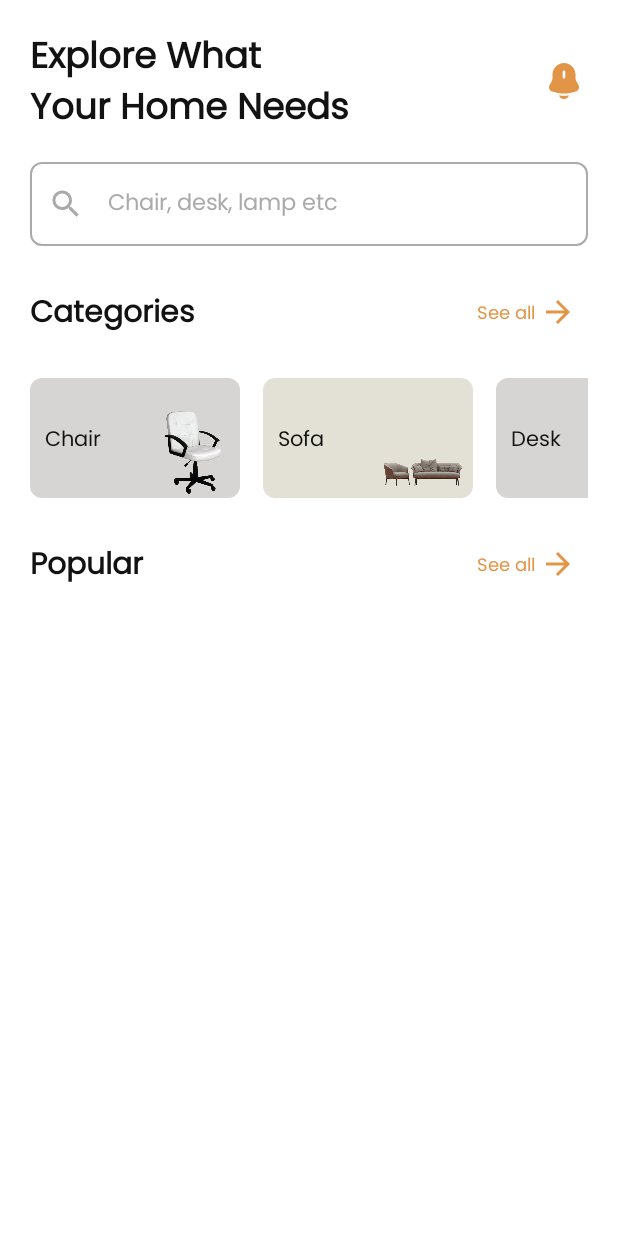
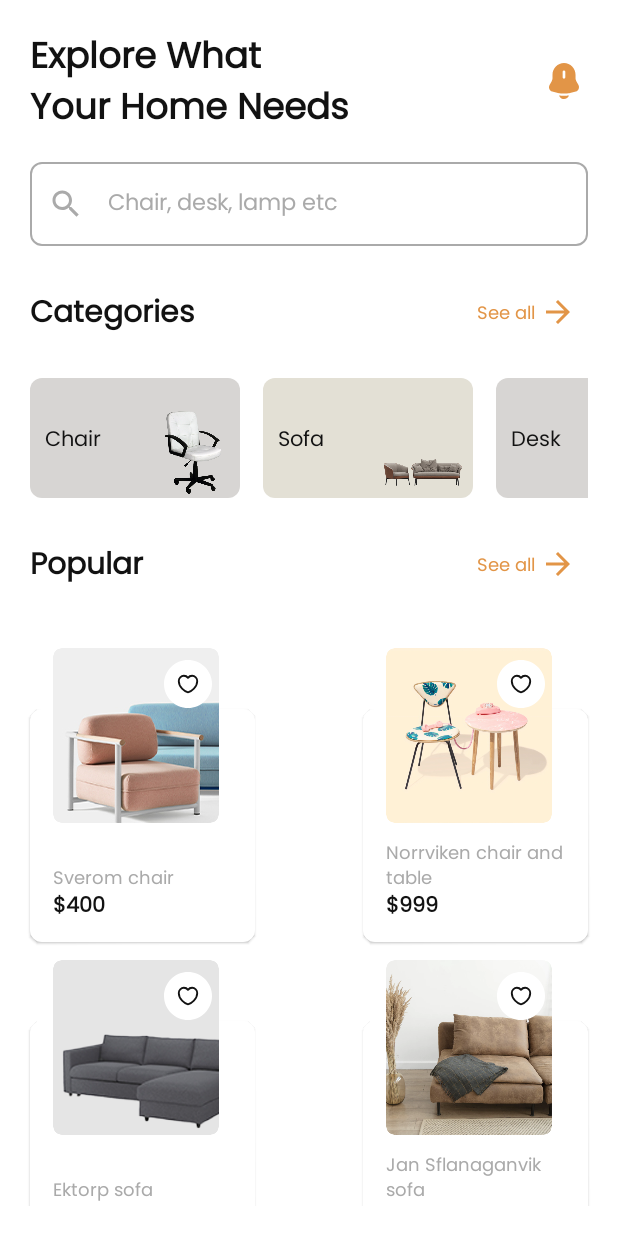
Before and after one commit to nameisjayant/furniture-app-compose-ui, an Android app built with Jetpack Compose: the screen it shows after launch (MainActivity), after a tap on "See all", on a phone screen of 412 x 824 dp. Run offline under Robolectric (Android 15) with nearby library versions, the phone set to English and light mode, and no system bars; our stand-ins replace accompanist.

Commit message:
home screen done

```diff
--- a/app/build.gradle
+++ b/app/build.gradle
@@ -60,4 +60,6 @@ dependencies {
     androidTestImplementation "androidx.compose.ui:ui-test-junit4:$compose_ui_version"
     debugImplementation "androidx.compose.ui:ui-tooling:$compose_ui_version"
     debugImplementation "androidx.compose.ui:ui-test-manifest:$compose_ui_version"
+
+    implementation "com.google.accompanist:accompanist-flowlayout:$accompainst_version"
 }
--- /dev/null
+++ b/app/src/main/java/com/nameisjayant/furnitureapp/models/PopularProducts.kt
@@ -0,0 +1,38 @@
+package com.nameisjayant.furnitureapp.models
+
+import androidx.annotation.DrawableRes
+import com.nameisjayant.furnitureapp.R
+
+data class PopularProducts(
+    val id: Int,
+    val title: String,
+    @DrawableRes val image: Int,
+    val price: String
+)
+
+val popularProductList = listOf(
+    PopularProducts(
+        1,
+        "Sverom chair",
+        R.drawable.product_one,
+        "$400"
+    ),
+    PopularProducts(
+        2,
+        "Norrviken chair and table",
+        R.drawable.product_two,
+        "$999"
+    ),
+    PopularProducts(
+        3,
+        "Ektorp sofa",
+        R.drawable.product_three,
+        "$800"
+    ),
+    PopularProducts(
+        4,
+        "Jan Sflanaganvik sofa",
+        R.drawable.product_four,
+        "$700"
+    )
+)
--- /dev/null
+++ b/app/src/main/java/com/nameisjayant/furnitureapp/models/Rooms.kt
@@ -0,0 +1,9 @@
+package com.nameisjayant.furnitureapp.models
+
+import androidx.annotation.DrawableRes
+
+data class Rooms(
+    val id:Int,
+    @DrawableRes val image:Int,
+    val title:String
+)
--- a/app/src/main/java/com/nameisjayant/furnitureapp/screens/HomeScreen.kt
+++ b/app/src/main/java/com/nameisjayant/furnitureapp/screens/HomeScreen.kt
@@ -6,6 +6,9 @@ import androidx.compose.foundation.background
 import androidx.compose.foundation.layout.*
 import androidx.compose.foundation.lazy.LazyColumn
 import androidx.compose.foundation.lazy.LazyRow
+import androidx.compose.foundation.lazy.grid.GridCells
+import androidx.compose.foundation.lazy.grid.LazyVerticalGrid
+import androidx.compose.foundation.lazy.grid.items
 import androidx.compose.foundation.lazy.items
 import androidx.compose.foundation.shape.RoundedCornerShape
 import androidx.compose.material.*
@@ -15,13 +18,18 @@ import androidx.compose.material.icons.filled.Notifications
 import androidx.compose.material.icons.filled.Search
 import androidx.compose.runtime.*
 import androidx.compose.ui.Alignment
+import androidx.compose.ui.Alignment.Companion.Bottom
+import androidx.compose.ui.Alignment.Companion.BottomCenter
 import androidx.compose.ui.Alignment.Companion.BottomEnd
+import androidx.compose.ui.Alignment.Companion.BottomStart
 import androidx.compose.ui.Alignment.Companion.Center
 import androidx.compose.ui.Alignment.Companion.CenterStart
 import androidx.compose.ui.Alignment.Companion.CenterVertically
+import androidx.compose.ui.Alignment.Companion.TopEnd
 import androidx.compose.ui.Modifier
 import androidx.compose.ui.draw.clip
 import androidx.compose.ui.graphics.Color
+import androidx.compose.ui.layout.ContentScale
 import androidx.compose.ui.res.painterResource
 import androidx.compose.ui.res.stringResource
 import androidx.compose.ui.text.TextStyle
@@ -29,11 +37,16 @@ import androidx.compose.ui.text.font.FontWeight
 import androidx.compose.ui.text.style.TextAlign
 import androidx.compose.ui.unit.dp
 import androidx.compose.ui.unit.sp
+import com.google.accompanist.flowlayout.FlowColumn
+import com.google.accompanist.flowlayout.FlowRow
+import com.google.accompanist.flowlayout.MainAxisAlignment
 import com.nameisjayant.furnitureapp.R
 import com.nameisjayant.furnitureapp.commonUi.SpacerHeight
 import com.nameisjayant.furnitureapp.commonUi.SpacerWidth
 import com.nameisjayant.furnitureapp.models.Category
+import com.nameisjayant.furnitureapp.models.PopularProducts
 import com.nameisjayant.furnitureapp.models.categoryList
+import com.nameisjayant.furnitureapp.models.popularProductList
 import com.nameisjayant.furnitureapp.ui.theme.*
 
 
@@ -61,6 +74,12 @@ fun HomeScreen() {
             SpacerHeight(20.dp)
             ProductRow()
         }
+        item {
+            Banner()
+        }
+        item {
+            RoomsHeader()
+        }
 
     }
 }
@@ -87,13 +106,123 @@ fun CategoryRow(
 fun ProductRow() {
     Column {
         CommonTitle(title = stringResource(R.string.popular))
+        SpacerHeight(20.dp)
+
+        FlowRow(
+            modifier = Modifier.fillMaxWidth(),
+            mainAxisAlignment = MainAxisAlignment.SpaceBetween
+        ) {
+            popularProductList.forEach {
+                PopularProductGridView(it)
+            }
+        }
+
+
     }
 }
 
 @Composable
+fun RoomsHeader() {
+    Column {
+        Text(
+            text = stringResource(R.string.rooms), style = TextStyle(
+                color = TextColor,
+                fontSize = 20.sp,
+                fontWeight = FontWeight.W600,
+                fontFamily = PoppinFont,
+            )
+        )
+        SpacerHeight(5.dp)
+        Text(
+            text = stringResource(R.string.room_des), style = TextStyle(
+                color = LightGray,
+                fontSize = 12.sp,
+                fontWeight = FontWeight.W400,
+                fontFamily = PoppinFont,
+            )
+        )
+    }
+}
+
+@Composable
+fun Banner() {
+    Image(
+        painter = painterResource(id = R.drawable.banner), contentDescription = "",
+        modifier = Modifier
+            .padding(vertical = 20.dp)
+            .fillMaxWidth()
+            .height(113.dp),
+        contentScale = ContentScale.Fit
+    )
+}
+
+@Composable
+fun PopularProductGridView(
+    popularProducts: PopularProducts
+) {
+
+    Box(
+        modifier = Modifier.height(208.dp)
+    ) {
+        Card(
+            modifier = Modifier
+                .width(150.dp)
+                .height(155.dp)
+                .align(BottomCenter),
+            shape = RoundedCornerShape(8.dp),
+        ) {
+            Box {
+                Column(
+                    modifier = Modifier
+                        .padding(15.dp)
+                        .align(BottomStart)
+                ) {
+                    Text(
+                        text = popularProducts.title, style = TextStyle(
+                            fontSize = 12.sp,
+                            fontWeight = FontWeight.W400,
+                            fontFamily = PoppinFont,
+                            color = LightGray
+                        )
+                    )
+                    Text(
+                        text = popularProducts.price, style = TextStyle(
+                            fontSize = 14.sp,
+                            fontWeight = FontWeight.W600,
+                            fontFamily = PoppinFont,
+                            color = TextColor
+                        )
+                    )
+                }
+            }
+        }
+        Box {
+            Image(
+                painter = painterResource(id = popularProducts.image),
+                contentDescription = "",
+                modifier = Modifier
+                    .width(141.dp)
+                    .height(149.dp)
+                    .padding(horizontal = 15.dp)
+                    .offset(0.dp, (-5).dp)
+            )
+            Icon(
+                painter = painterResource(id = R.drawable.wishlist), contentDescription = "",
+                modifier = Modifier
+                    .padding(20.dp)
+                    .size(32.dp)
+                    .align(TopEnd),
+                tint = Color.Unspecified
+            )
+        }
+
+    }
+
+}
+
+@Composable
 fun CommonTitle(
-    title: String,
-    onClick: () -> Unit = {}
+    title: String, onClick: () -> Unit = {}
 ) {
     Row(modifier = Modifier.fillMaxWidth(), horizontalArrangement = Arrangement.SpaceBetween) {
         Text(
@@ -139,13 +268,13 @@ fun CategoryEachRow(
                 fontSize = 14.sp,
                 fontWeight = FontWeight.W400,
                 fontFamily = PoppinFont
-            ),
-            modifier = Modifier
+            ), modifier = Modifier
                 .align(CenterStart)
                 .padding(start = 10.dp)
         )
         Image(
-            painter = painterResource(id = category.image), contentDescription = "",
+            painter = painterResource(id = category.image),
+            contentDescription = "",
             modifier = Modifier
                 .size(60.dp)
                 .align(BottomEnd)
--- /dev/null
+++ b/app/src/main/res/drawable/wishlist.xml
@@ -0,0 +1,16 @@
+<vector xmlns:android="http://schemas.android.com/apk/res/android"
+    android:width="26dp"
+    android:height="26dp"
+    android:viewportWidth="26"
+    android:viewportHeight="26">
+  <path
+      android:pathData="M13,13m-13,0a13,13 0,1 1,26 0a13,13 0,1 1,-26 0"
+      android:fillColor="#ffffff"/>
+  <path
+      android:strokeWidth="1"
+      android:pathData="M13.31,17.405C13.14,17.465 12.86,17.465 12.69,17.405C11.24,16.91 8,14.845 8,11.345C8,9.8 9.245,8.55 10.78,8.55C11.69,8.55 12.495,8.99 13,9.67C13.505,8.99 14.315,8.55 15.22,8.55C16.755,8.55 18,9.8 18,11.345C18,14.845 14.76,16.91 13.31,17.405Z"
+      android:strokeLineJoin="round"
+      android:fillColor="#00000000"
+      android:strokeColor="#121212"
+      android:strokeLineCap="round"/>
+</vector>
--- a/app/src/main/res/values/strings.xml
+++ b/app/src/main/res/values/strings.xml
@@ -5,4 +5,6 @@
     <string name="heading_text">Explore What\nYour Home Needs</string>
     <string name="see_all">See all</string>
     <string name="popular">Popular</string>
+    <string name="rooms">Rooms</string>
+    <string name="room_des">Furniture for every corners in your home</string>
 </resources>
--- a/build.gradle
+++ b/build.gradle
@@ -1,6 +1,7 @@
 buildscript {
     ext {
         compose_ui_version = '1.3.3'
+        accompainst_version = '0.28.0'
     }
 }// Top-level build file where you can add configuration options common to all sub-projects/modules.
 plugins {
```
Also changed, not shown: app/src/main/res/drawable/banner.png (added), 2 other files.
